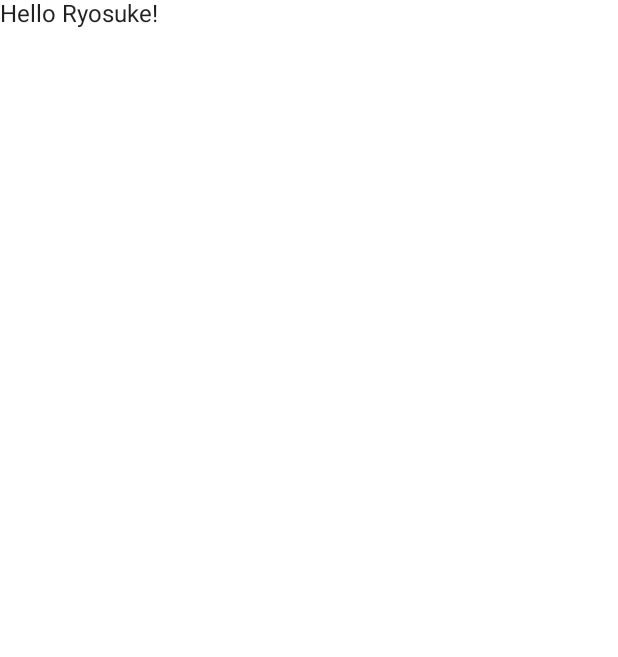
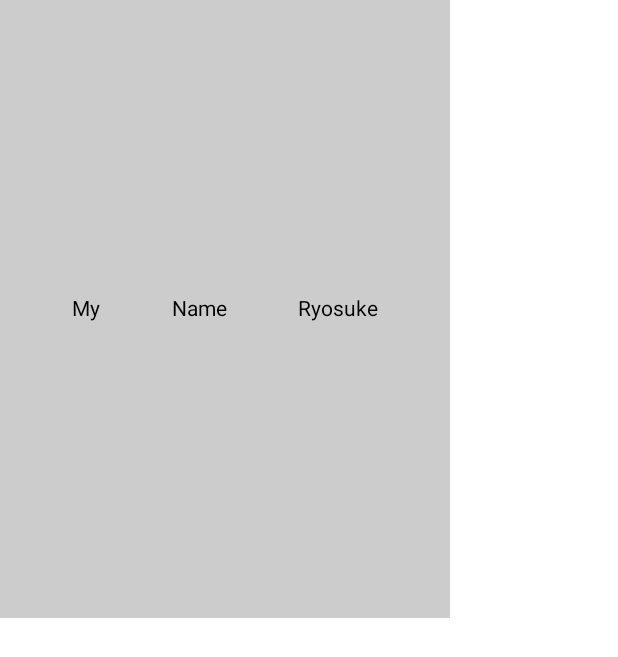
Before and after one commit to Ryosuke-Androiddev/Compose_Practice, an Android app built with Jetpack Compose: the screen it shows after launch (MainActivity), on a phone screen of 412 x 824 dp. Before the commit the part shown is almost empty. Shown: the top 657 px of the screen. Run offline under Robolectric (Android 15) with nearby library versions, the phone set to English and light mode, and no system bars.

Commit message:
studied column and row

```diff
--- a/app/build.gradle
+++ b/app/build.gradle
@@ -67,5 +67,6 @@ dependencies {
     implementation "androidx.compose.ui:ui-tooling:1.1.0-alpha01"
     debugImplementation "androidx.compose.ui:ui-tooling:1.1.0-alpha01"
     implementation "androidx.compose.ui:ui-tooling-preview:1.1.0-alpha01"
+    implementation "androidx.compose.material:material-icons-extended:$compose_version"
 
 }
--- a/app/src/main/java/com/example/compose_practice/MainActivity.kt
+++ b/app/src/main/java/com/example/compose_practice/MainActivity.kt
@@ -3,31 +3,33 @@ package com.example.compose_practice
 import android.os.Bundle
 import androidx.activity.ComponentActivity
 import androidx.activity.compose.setContent
-import androidx.compose.material.MaterialTheme
-import androidx.compose.material.Surface
+import androidx.compose.foundation.background
+import androidx.compose.foundation.layout.*
 import androidx.compose.material.Text
 import androidx.compose.runtime.Composable
+import androidx.compose.ui.Alignment
+import androidx.compose.ui.Modifier
+import androidx.compose.ui.graphics.Color
 import androidx.compose.ui.tooling.preview.Preview
+import androidx.compose.ui.unit.dp
 import com.example.compose_practice.ui.theme.ComposePracticeTheme
 
 class MainActivity : ComponentActivity() {
     override fun onCreate(savedInstanceState: Bundle?) {
         super.onCreate(savedInstanceState)
         setContent {
-            ComposePracticeTheme {
-                Greeting("Ryosuke")
+            Row(
+                modifier = Modifier
+                    .width(300.dp)
+                    .fillMaxHeight(0.5f)
+                    .background(Color.LightGray),
+                horizontalArrangement = Arrangement.SpaceEvenly,
+                verticalAlignment = Alignment.CenterVertically
+            ){
+                Text(text = "My")
+                Text(text = "Name")
+                Text(text = "Ryosuke")
             }
         }
     }
 }
-
-@Composable
-fun Greeting(name: String) {
-    Text(text = "Hello $name!")
-}
-
-@Preview
-@Composable
-fun DefaultPreview() {
-        Greeting("Android")
-}
```
